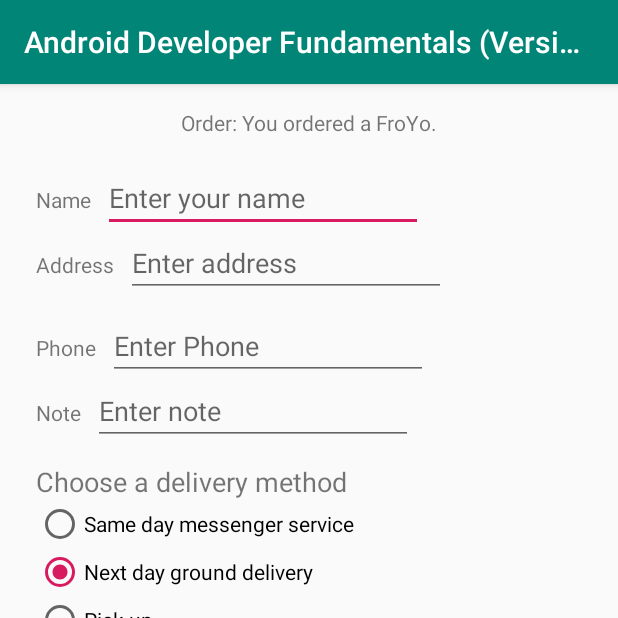
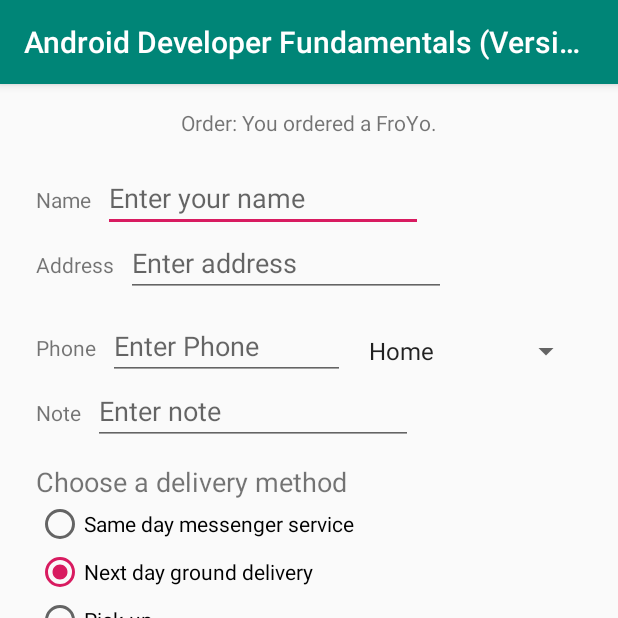
Before and after one commit to link2cory/AndroidDeveloperFundamentalsVersion2, an Android app: the screen it shows after launch (OrderActivity), after a tap on an icon or button, on a phone screen of 412 x 824 dp, the top half of it. Run offline under Robolectric (Android 15) with nearby library versions, the phone set to English and light mode, and no system bars.

Commit message:
added a phone type selector including standard values (home, work, etc)

```diff
--- a/app/src/main/java/com/coryperkins/androiddeveloperfundamentalsversion2/OrderActivity.java
+++ b/app/src/main/java/com/coryperkins/androiddeveloperfundamentalsversion2/OrderActivity.java
@@ -4,11 +4,14 @@ import android.content.Intent;
 import android.support.v7.app.AppCompatActivity;
 import android.os.Bundle;
 import android.view.View;
+import android.widget.AdapterView;
+import android.widget.ArrayAdapter;
 import android.widget.RadioButton;
+import android.widget.Spinner;
 import android.widget.TextView;
 import android.widget.Toast;
 
-public class OrderActivity extends AppCompatActivity {
+public class OrderActivity extends AppCompatActivity implements AdapterView.OnItemSelectedListener {
 
     @Override
     protected void onCreate(Bundle savedInstanceState) {
@@ -19,6 +22,27 @@ public class OrderActivity extends AppCompatActivity {
         String message = "Order: " + ((Intent) intent).getStringExtra(MainActivity.EXTRA_MESSAGE);
         TextView textView = findViewById(R.id.order_textview);
         textView.setText(message);
+
+        // Create the spinner
+        Spinner spinner = findViewById(R.id.label_spinner);
+        if (spinner != null) {
+            spinner.setOnItemSelectedListener(this);
+        }
+
+        // Create ArrayAdapter using the string array and default spinner layout
+        ArrayAdapter<CharSequence> adapter = ArrayAdapter.createFromResource(
+            this,
+                R.array.labels_array,
+                android.R.layout.simple_spinner_item
+        );
+
+        // specify the layout to use when the list of choices appears.
+        adapter.setDropDownViewResource(android.R.layout.simple_spinner_dropdown_item);
+
+        // apply the adapter to the spinner
+        if (spinner != null) {
+            spinner.setAdapter(adapter);
+        }
     }
 
     public void onRadioButtonClicked(View view) {
@@ -47,4 +71,15 @@ public class OrderActivity extends AppCompatActivity {
     public void displayToast(String message) {
         Toast.makeText(getApplicationContext(), message, Toast.LENGTH_SHORT).show();
     }
+
+    @Override
+    public void onItemSelected(AdapterView<?> parent, View view, int position, long id) {
+        String spinnerLabel = parent.getItemAtPosition(position).toString();
+        displayToast(spinnerLabel);
+    }
+
+    @Override
+    public void onNothingSelected(AdapterView<?> parent) {
+
+    }
 }
--- a/app/src/main/res/layout/activity_order.xml
+++ b/app/src/main/res/layout/activity_order.xml
@@ -74,7 +74,7 @@
 
     <EditText
         android:id="@+id/phone_text"
-        android:layout_width="wrap_content"
+        android:layout_width="158dp"
         android:layout_height="wrap_content"
         android:layout_marginStart="@dimen/margin_short"
         android:layout_marginLeft="@dimen/margin_short"
@@ -151,4 +151,17 @@
             android:text="@string/pick_up" />
 
     </RadioGroup>
+
+    <Spinner
+        android:id="@+id/label_spinner"
+        android:layout_width="0dp"
+        android:layout_height="wrap_content"
+        android:layout_marginStart="@dimen/margin_short"
+        android:layout_marginLeft="@dimen/margin_short"
+        android:layout_marginTop="@dimen/margin_wide"
+        android:layout_marginEnd="@dimen/margin_wide"
+        android:layout_marginRight="@dimen/margin_wide"
+        app:layout_constraintEnd_toEndOf="parent"
+        app:layout_constraintStart_toEndOf="@+id/phone_text"
+        app:layout_constraintTop_toBottomOf="@+id/address_text" />
 </android.support.constraint.ConstraintLayout>
--- a/app/src/main/res/values/strings.xml
+++ b/app/src/main/res/values/strings.xml
@@ -20,4 +20,11 @@
     <string name="same_day_messenger_service">Same day messenger service</string>
     <string name="next_day_ground_delivery">Next day ground delivery</string>
     <string name="pick_up">Pick up</string>
+
+    <string-array name="labels_array">
+        <item>Home</item>
+        <item>Work</item>
+        <item>Mobile</item>
+        <item>Other</item>
+    </string-array>
 </resources>
```
